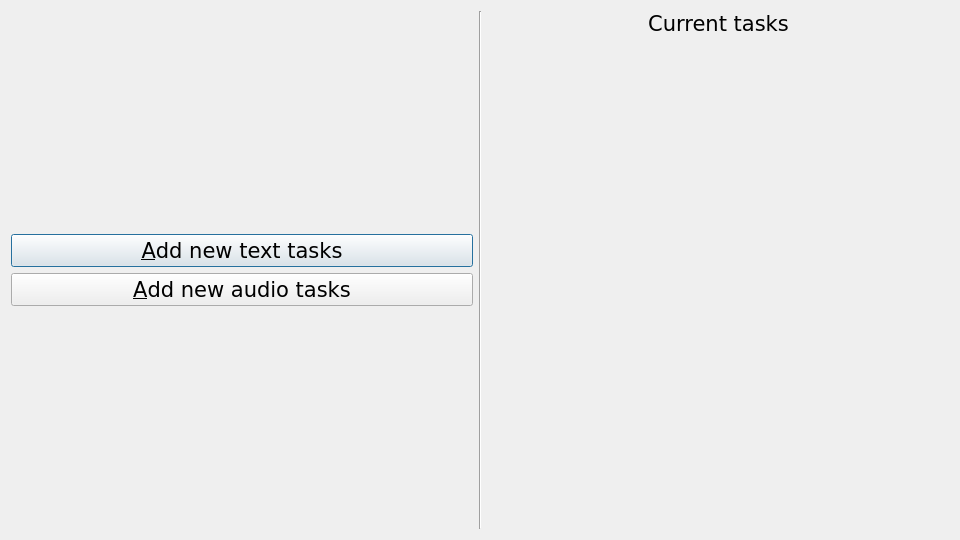
kusanekinov/CheckEng, file checkeng/dialogs/choose/choose.ui: the form before one commit.
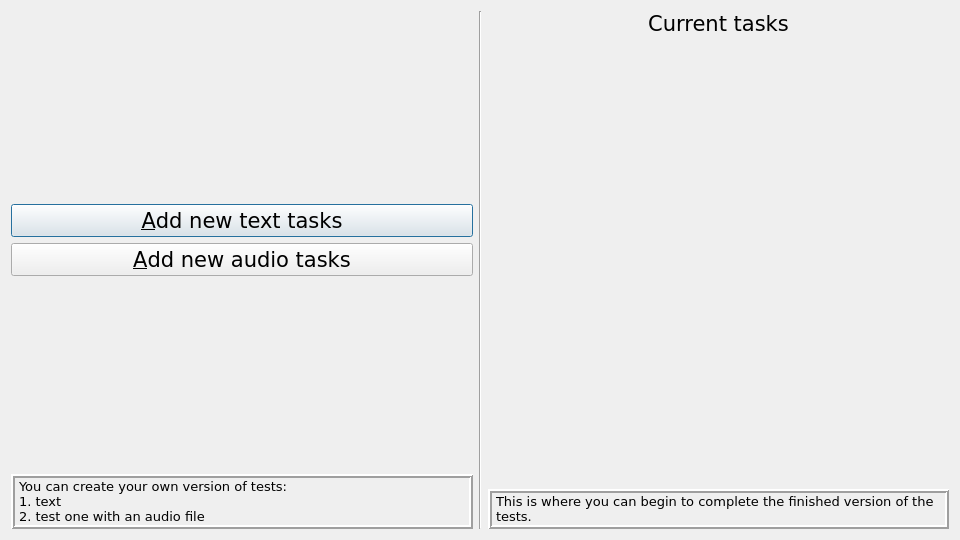
The form after the commit.

Patch:
```diff
--- a/checkeng/dialogs/choose/choose.ui
+++ b/checkeng/dialogs/choose/choose.ui
@@ -83,6 +83,32 @@
        </property>
       </spacer>
      </item>
+     <item>
+      <widget class="QLabel" name="label">
+       <property name="font">
+        <font>
+         <family>DejaVu Sans</family>
+         <pointsize>10</pointsize>
+         <weight>50</weight>
+         <bold>false</bold>
+        </font>
+       </property>
+       <property name="frameShape">
+        <enum>QFrame::Box</enum>
+       </property>
+       <property name="frameShadow">
+        <enum>QFrame::Raised</enum>
+       </property>
+       <property name="lineWidth">
+        <number>2</number>
+       </property>
+       <property name="text">
+        <string>You can create your own version of tests:
+1. text 
+2. test one with an audio file</string>
+       </property>
+      </widget>
+     </item>
     </layout>
    </item>
    <item>
@@ -132,6 +158,33 @@
        </property>
       </spacer>
      </item>
+     <item>
+      <widget class="QLabel" name="label_2">
+       <property name="font">
+        <font>
+         <family>DejaVu Sans</family>
+         <pointsize>10</pointsize>
+         <weight>50</weight>
+         <bold>false</bold>
+        </font>
+       </property>
+       <property name="frameShape">
+        <enum>QFrame::Box</enum>
+       </property>
+       <property name="frameShadow">
+        <enum>QFrame::Raised</enum>
+       </property>
+       <property name="lineWidth">
+        <number>2</number>
+       </property>
+       <property name="text">
+        <string>This is where you can begin to complete the finished version of the tests.</string>
+       </property>
+       <property name="wordWrap">
+        <bool>true</bool>
+       </property>
+      </widget>
+     </item>
     </layout>
    </item>
   </layout>
```
